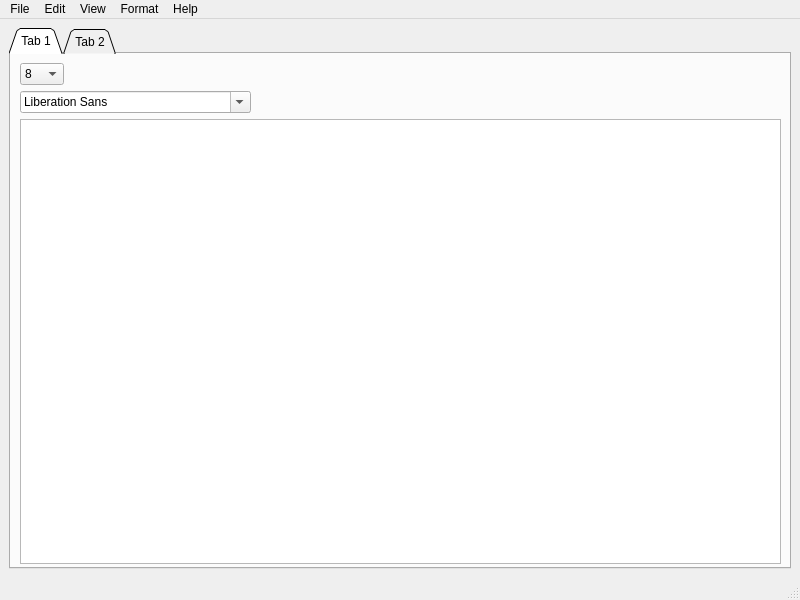
Old version of the form TextEditor/mainwindow.ui in the repository BryceCallender/TextEditor.
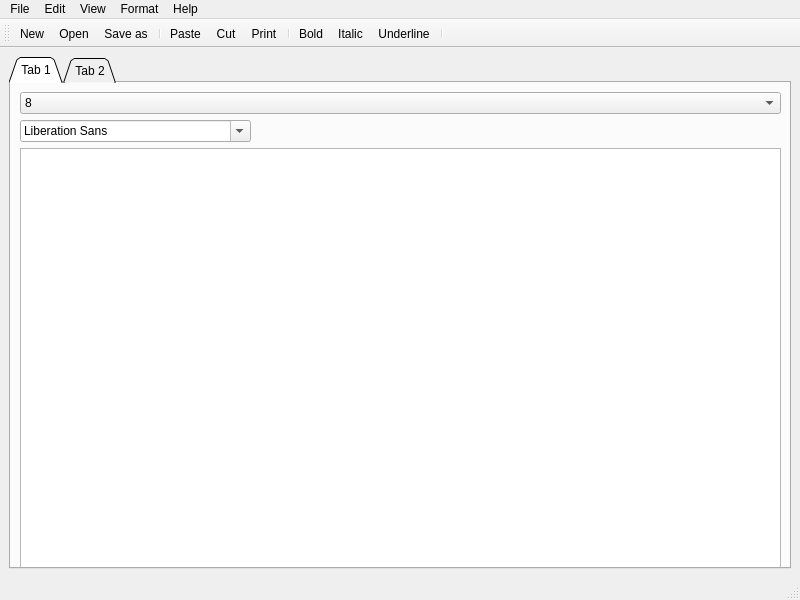
New version of the form. Icons and pictures are not drawn.

The edit to the form file:
```diff
--- a/TextEditor/mainwindow.ui
+++ b/TextEditor/mainwindow.ui
@@ -46,7 +46,7 @@
          </rect>
         </property>
         <layout class="QVBoxLayout" name="verticalLayout">
-         <item alignment="Qt::AlignLeft">
+         <item>
           <widget class="QComboBox" name="fontSizeComboBox">
            <item>
             <property name="text">
@@ -213,6 +213,29 @@
    <addaction name="menuHelp"/>
   </widget>
   <widget class="QStatusBar" name="statusbar"/>
+  <widget class="QToolBar" name="toolBar">
+   <property name="windowTitle">
+    <string>toolBar</string>
+   </property>
+   <attribute name="toolBarArea">
+    <enum>TopToolBarArea</enum>
+   </attribute>
+   <attribute name="toolBarBreak">
+    <bool>false</bool>
+   </attribute>
+   <addaction name="actionNew"/>
+   <addaction name="actionOpen"/>
+   <addaction name="actionSave_as"/>
+   <addaction name="separator"/>
+   <addaction name="actionPaste_2"/>
+   <addaction name="actionCut"/>
+   <addaction name="actionPrint"/>
+   <addaction name="separator"/>
+   <addaction name="actionBold"/>
+   <addaction name="actionItalic"/>
+   <addaction name="actionUnderline"/>
+   <addaction name="separator"/>
+  </widget>
   <action name="actionFormat">
    <property name="text">
     <string>Format</string>
```
Left out of the diff: 40 changed lines with no effect on the pictures.
